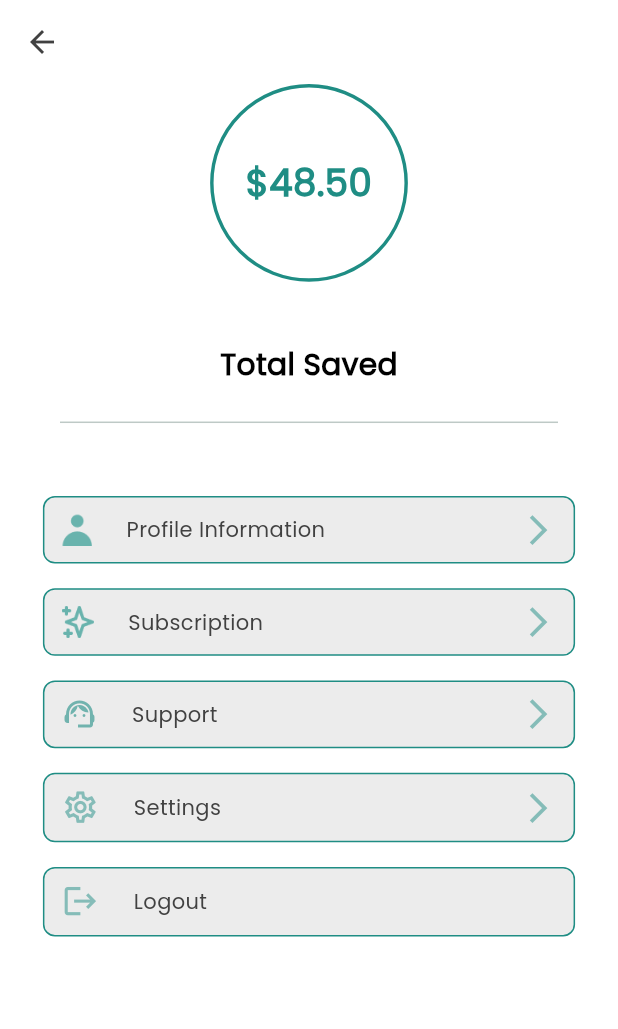
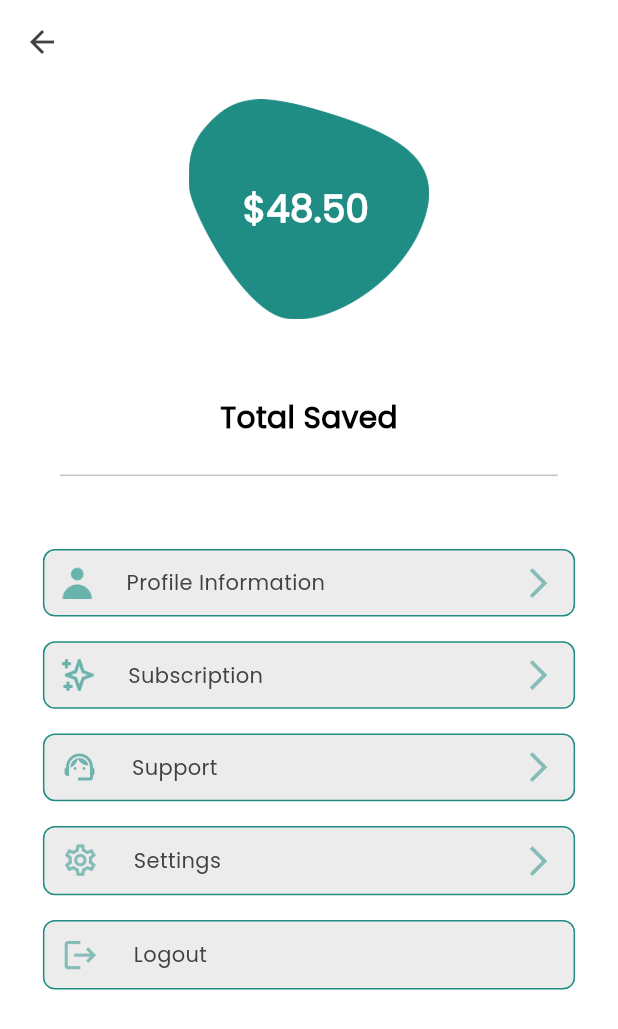
Before and after one commit to devjaimul/coupkart, a Flutter app: the ProfileScreen screen opened directly, on a phone screen of 412 x 824 dp. Shown: the top 1029 px of the screen. Run offline on Flutter 3.47's test engine with Material 3 defaults, Android fonts, the phone set to English and light mode, and no system bars; our stand-ins replace flutter_screenutil, flutter_svg, flutter_widget_from_html, fluttertoast, geocoding, geolocator and 8 more; missing offline and left inert: mime_type; accounts and stored records are empty.

Commit message:
ui changes done

```diff
--- a/lib/main.dart
+++ b/lib/main.dart
@@ -31,7 +31,7 @@ class MyApp extends StatelessWidget {
           theme: light(),
           debugShowCheckedModeBanner: false,
           getPages: AppRoutes.routes,
-          initialRoute: AppRoutes.customNavBar,
+          initialRoute: AppRoutes.splashScreen,
           initialBinding: ControllerBindings(),
           // builder: DevicePreview.appBuilder, // Add this line to wrap the app in DevicePreview.
           // locale: DevicePreview.locale(context), // Adds support for locale preview.
--- a/lib/views/profile/profile_screen.dart
+++ b/lib/views/profile/profile_screen.dart
@@ -32,18 +32,32 @@ appBar: AppBar(),
           mainAxisAlignment: MainAxisAlignment.center,
           spacing: sizeH*.02,
           children: [
-            Container(
-
-              height:sizeH*.16,
-              decoration: BoxDecoration(
-                shape: BoxShape.circle,
-                border: Border.all(
-                  color: AppColors.primaryColor,
-                  width: 2.w,
-                ),
-              ),
-              child: Center(child: CustomTextOne(text: "\$48.50",color: AppColors.primaryColor,fontSize: sizeH*.03,))
+            Stack(
+              fit: StackFit.loose,
+              children: [
+                Image.asset("assets/images/proicon.png",width: 140.w,height: 140.h,),
+                Positioned(
+                    top: 55.h,
+                    right: 35.w,
+                    child: CustomTextOne(text: "\$48.50",color: Colors.white,fontSize: sizeH*.03,))
+              ],
             ),
+            // Container(
+            //
+            //   height:sizeH*.16,
+            //   decoration: BoxDecoration(
+            //     shape: BoxShape.circle,
+            //     border: Border.all(
+            //       color: AppColors.primaryColor,
+            //       width: 2.w,
+            //     ),
+            //   ),
+            //   child: CircleAvatar(
+            //       radius: sizeH*.1,
+            //       backgroundColor: Colors.transparent,
+            //
+            //       child: Center(child: CustomTextOne(text: "\$48.50",color: AppColors.primaryColor,fontSize: sizeH*.03,)))
+            // ),
 
             SizedBox(height: sizeH * .01),
             // Name
```
Also changed, not shown: lib/views/explore/explore_screen.dart (+79 -20 lines), lib/views/home/deal_view_screen.dart (+13 -12 lines), assets/images/proicon.png (added).
